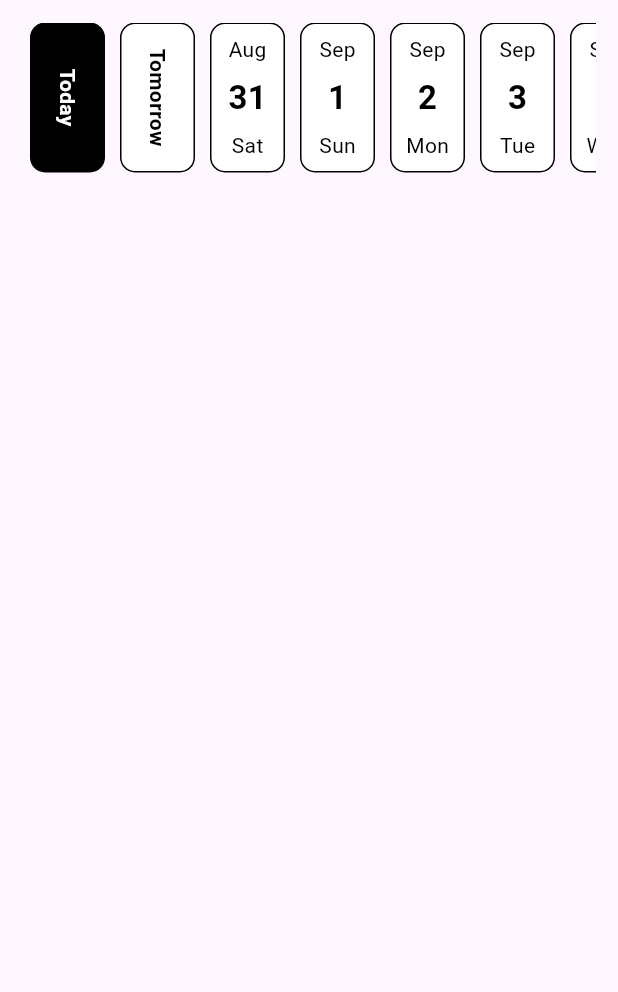
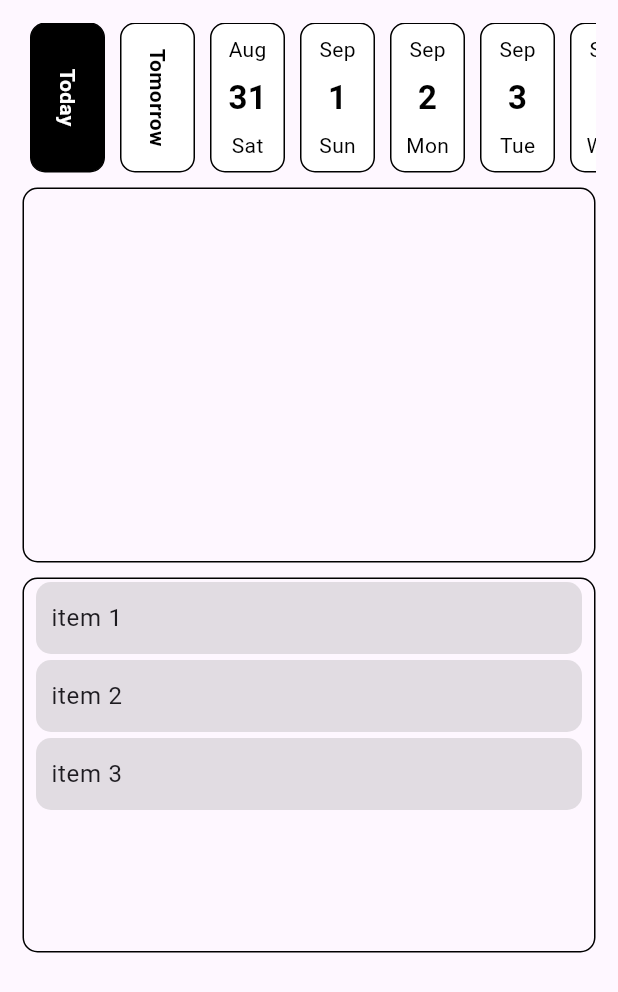
Before and after one commit to imwaseemashraf/taskmangerapp, a Flutter app: the screen it shows after launch, on a phone screen of 412 x 824 dp. Shown: the top 992 px of the screen. Run offline on Flutter 3.47's test engine with Material 3 defaults, Android fonts, the light colour scheme and no system bars.

Commit message:
task list added

```diff
--- a/lib/Screens/homepage.dart
+++ b/lib/Screens/homepage.dart
@@ -11,7 +11,7 @@ class DatePicker extends StatefulWidget {
 class _DatePickerState extends State<DatePicker> {
   List<DateTime> _dates = [];
   DateTime _selectedDate = DateTime.now();
-
+  List<String> items = ['item 1', 'item 2', 'item 3'];
   @override
   void initState() {
     super.initState();
@@ -114,6 +114,46 @@ class _DatePickerState extends State<DatePicker> {
                   },
                 ),
               ),
+              // Task list
+              const SizedBox(height: 10),
+              Container(
+                height: 250,
+                decoration: BoxDecoration(
+                  borderRadius: BorderRadius.circular(10),
+                  border: Border.all(color: Colors.black),
+                ),
+              ),
+              const SizedBox(height: 10),
+              Container(
+                height: 250,
+                decoration: BoxDecoration(
+                  borderRadius: BorderRadius.circular(10),
+                  border: Border.all(color: Colors.black),
+                ),
+                child: ListView.builder(
+                  itemCount: items.length,
+                  itemBuilder: (context, index) {
+                    return Padding(
+                      padding: const EdgeInsets.symmetric(
+                          horizontal: 8.0, vertical: 2),
+                      child: Container(
+                        decoration: BoxDecoration(
+                            borderRadius: BorderRadius.circular(10),
+                            color: Colors.grey.withOpacity(0.3)),
+                        padding: const EdgeInsets.symmetric(horizontal: 10),
+                        child: TextField(
+                          controller: TextEditingController(text: items[index]),
+                          decoration: InputDecoration(
+                            disabledBorder: InputBorder.none,
+                            enabledBorder: InputBorder.none,
+                            focusedBorder: InputBorder.none,
+                          ),
+                        ),
+                      ),
+                    );
+                  },
+                ),
+              ),
             ],
           ),
         ),
```
